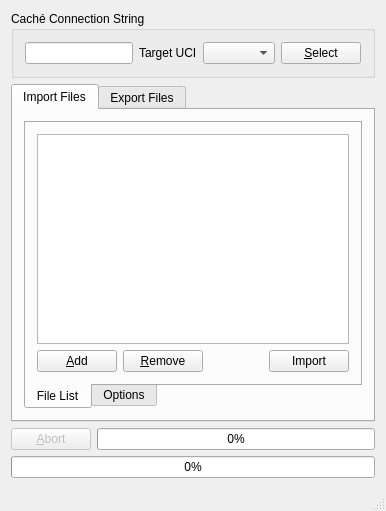
This is QtCacheTool/mainwindow.ui in entwickler42/QtCache as Qt 5 draws it before an edit. The edited form follows.
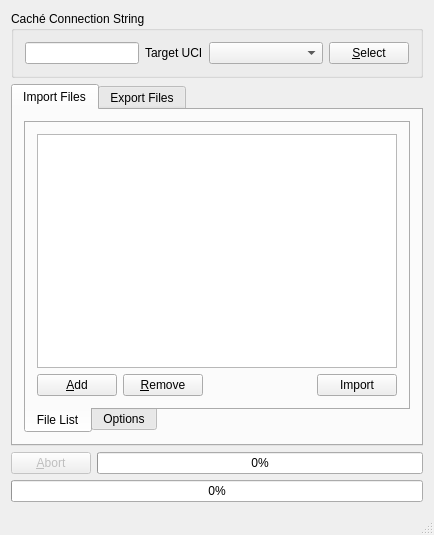
This is the edited form. Icons and pictures are not drawn.

Commit message: Backend class now uses %SYS.Namespace query to retrive list of namespaces

Diff of the .ui file:
```diff
--- a/QtCacheTool/mainwindow.ui
+++ b/QtCacheTool/mainwindow.ui
@@ -2,6 +2,14 @@
 <ui version="4.0">
  <class>MainWindow</class>
  <widget class="QMainWindow" name="MainWindow">
+  <property name="geometry">
+   <rect>
+    <x>0</x>
+    <y>0</y>
+    <width>434</width>
+    <height>535</height>
+   </rect>
+  </property>
   <property name="windowTitle">
    <string>Qt Caché Tool</string>
   </property>
@@ -34,7 +42,14 @@
           </widget>
          </item>
          <item>
-          <widget class="QComboBox" name="targetUCI"/>
+          <widget class="QComboBox" name="targetUCI">
+           <property name="sizePolicy">
+            <sizepolicy hsizetype="MinimumExpanding" vsizetype="Fixed">
+             <horstretch>0</horstretch>
+             <verstretch>0</verstretch>
+            </sizepolicy>
+           </property>
+          </widget>
          </item>
          <item>
           <widget class="QPushButton" name="selectServer">
```
The commit also changes 1 other file.
